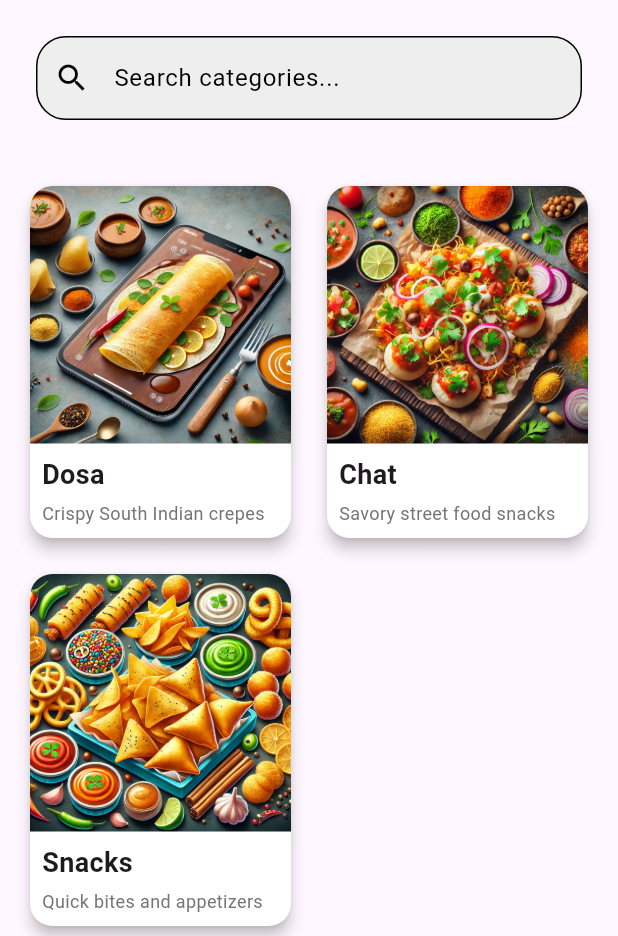
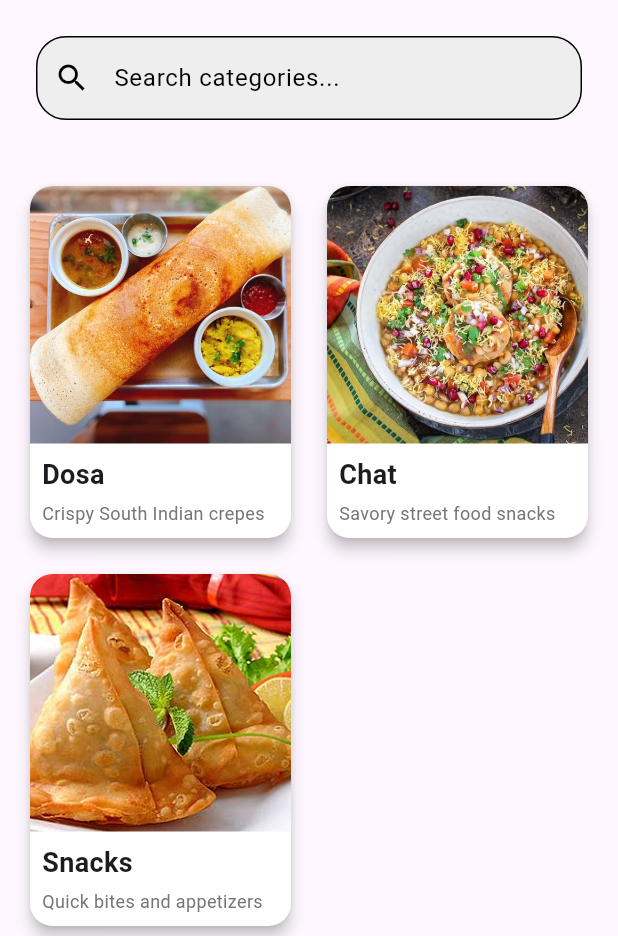
Before and after one commit to juniperus01/College-Canteen, a Flutter app: the MenuPageContent screen opened directly with empty values, on a phone screen of 412 x 824 dp, the part 300-1236 px from its top. Run offline on Flutter 3.47's test engine with Material 3 defaults, Android fonts, the phone set to English and light mode, and no system bars; our stand-ins replace animate_do, cloud_firestore, firebase_auth, firebase_core, flutter_svg; accounts and stored records are empty.

```diff
--- a/lib/screens/menu_page.dart
+++ b/lib/screens/menu_page.dart
@@ -74,9 +74,9 @@ class MenuPageContent extends StatefulWidget {
 
 class _MenuPageContentState extends State<MenuPageContent> {
   final List<Map<String, String>> categories = [
-    {'title': 'dosa', 'image': 'assets/images/dosa.webp', 'description': 'Crispy South Indian crepes'},
-    {'title': 'chat', 'image': 'assets/images/chaats.webp', 'description': 'Savory street food snacks'},
-    {'title': 'snacks', 'image': 'assets/images/snacks.webp', 'description': 'Quick bites and appetizers'},
+    {'title': 'dosa', 'image': 'assets/images/dosa.jpg', 'description': 'Crispy South Indian crepes'},
+    {'title': 'chat', 'image': 'assets/images/chat.jpeg', 'description': 'Savory street food snacks'},
+    {'title': 'snacks', 'image': 'assets/images/snacks.png', 'description': 'Quick bites and appetizers'},
   ];
 
   List<Map<String, String>> filteredCategories = [];
```
